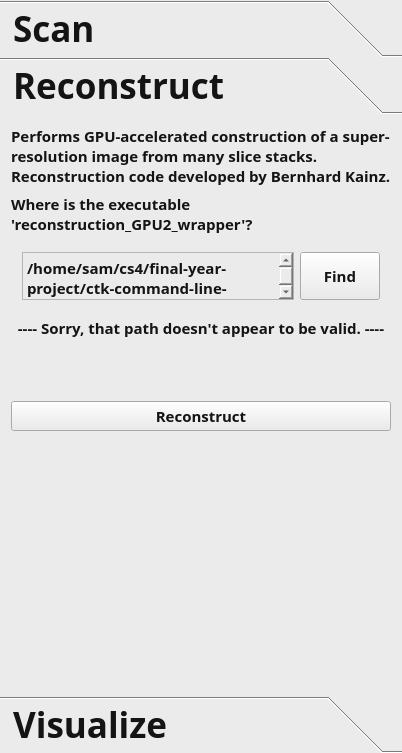
Before: the Qt Designer form Sams_Project/Plugins/com.sam.finalyearproject/src/internal/Sams_ViewControls.ui in bonzo45/Final-Year-Project, drawn with Qt 5.
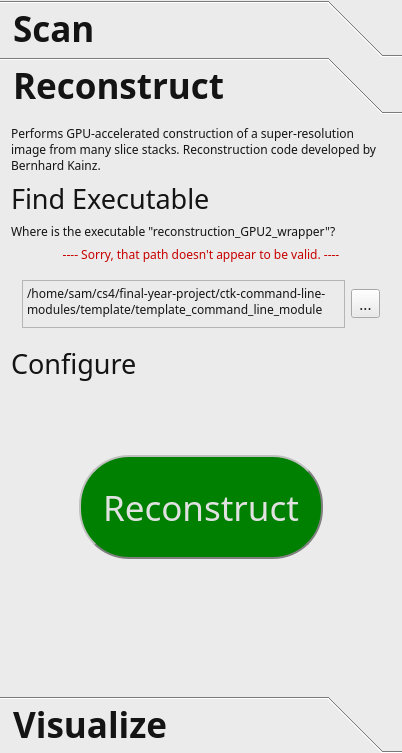
After: the same form once the commit is applied. The open tabs and pages were chosen to show the change. Icons and pictures are not drawn.

Commit message: Second page looking better.

The edit to the form file:
```diff
--- a/Sams_Project/Plugins/com.sam.finalyearproject/src/internal/Sams_ViewControls.ui
+++ b/Sams_Project/Plugins/com.sam.finalyearproject/src/internal/Sams_ViewControls.ui
@@ -671,7 +671,8 @@
        </rect>
       </property>
       <property name="styleSheet">
-       <string notr="true">font-size: 11pt;</string>
+       <string notr="true">font-size: 11pt;
+font-weight: normal;</string>
       </property>
       <attribute name="label">
        <string> Reconstruct</string>
@@ -688,6 +689,9 @@
          <layout class="QVBoxLayout" name="verticalLayout_25">
           <item>
            <widget class="QLabel" name="labelReconstructionDescription">
+            <property name="styleSheet">
+             <string notr="true">font-size: 9pt;</string>
+            </property>
             <property name="text">
              <string>Performs GPU-accelerated construction of a super-resolution image from many slice stacks. Reconstruction code developed by Bernhard Kainz.</string>
             </property>
@@ -710,8 +714,11 @@
           </item>
           <item>
            <widget class="QLabel" name="labelReconstructionExecutableTitle">
+            <property name="styleSheet">
+             <string notr="true">font-size: 20pt;</string>
+            </property>
             <property name="text">
-             <string>Where is the executable 'reconstruction_GPU2_wrapper'?</string>
+             <string>Find Executable</string>
             </property>
             <property name="textFormat">
              <enum>Qt::AutoText</enum>
@@ -730,6 +737,65 @@
             </property>
            </widget>
           </item>
+          <item>
+           <widget class="QLabel" name="labelReconstructionDescription_3">
+            <property name="styleSheet">
+             <string notr="true">font-size: 9pt;</string>
+            </property>
+            <property name="text">
+             <string>Where is the executable &quot;reconstruction_GPU2_wrapper&quot;?</string>
+            </property>
+            <property name="textFormat">
+             <enum>Qt::AutoText</enum>
+            </property>
+            <property name="scaledContents">
+             <bool>false</bool>
+            </property>
+            <property name="alignment">
+             <set>Qt::AlignLeading|Qt::AlignLeft|Qt::AlignVCenter</set>
+            </property>
+            <property name="wordWrap">
+             <bool>true</bool>
+            </property>
+            <property name="textInteractionFlags">
+             <set>Qt::LinksAccessibleByMouse|Qt::TextSelectableByMouse</set>
+            </property>
+           </widget>
+          </item>
+          <item>
+           <widget class="QLabel" name="labelReconstructionExecutableError">
+            <property name="font">
+             <font>
+              <family>Quicksand</family>
+              <pointsize>9</pointsize>
+              <weight>50</weight>
+              <bold>false</bold>
+             </font>
+            </property>
+            <property name="styleSheet">
+             <string notr="true">font-size: 9pt;
+color: rgb(200, 0, 0);</string>
+            </property>
+            <property name="text">
+             <string>---- Sorry, that path doesn't appear to be valid. ----</string>
+            </property>
+            <property name="textFormat">
+             <enum>Qt::AutoText</enum>
+            </property>
+            <property name="scaledContents">
+             <bool>false</bool>
+            </property>
+            <property name="alignment">
+             <set>Qt::AlignCenter</set>
+            </property>
+            <property name="wordWrap">
+             <bool>true</bool>
+            </property>
+            <property name="textInteractionFlags">
+             <set>Qt::LinksAccessibleByMouse|Qt::TextSelectableByMouse</set>
+            </property>
+           </widget>
+          </item>
           <item>
            <widget class="QWidget" name="widget_5" native="true">
             <property name="sizePolicy">
@@ -753,6 +819,9 @@
                  <height>50</height>
                 </size>
                </property>
+               <property name="styleSheet">
+                <string notr="true">font-size: 9pt;</string>
+               </property>
                <property name="lineWrapMode">
                 <enum>QPlainTextEdit::WidgetWidth</enum>
                </property>
@@ -765,21 +834,14 @@
               </widget>
              </item>
              <item>
-              <widget class="QPushButton" name="buttonReconstructGUI">
-               <property name="sizePolicy">
-                <sizepolicy hsizetype="Preferred" vsizetype="Preferred">
-                 <horstretch>0</horstretch>
-                 <verstretch>0</verstretch>
-                </sizepolicy>
-               </property>
-               <property name="maximumSize">
-                <size>
-                 <width>16777215</width>
-                 <height>50</height>
-                </size>
-               </property>
+              <widget class="QToolButton" name="buttonReconstructGUI">
                <property name="text">
-                <string>Find</string>
+                <string>...</string>
+               </property>
+               <property name="icon">
+                <iconset theme="system-search">
+                 <normaloff/>
+                </iconset>
                </property>
               </widget>
              </item>
@@ -787,9 +849,12 @@
            </widget>
           </item>
           <item>
-           <widget class="QLabel" name="labelReconstructionExecutableError">
+           <widget class="QLabel" name="labelReconstructionExecutableTitle_2">
+            <property name="styleSheet">
+             <string notr="true">font-size: 20pt;</string>
+            </property>
             <property name="text">
-             <string>---- Sorry, that path doesn't appear to be valid. ----</string>
+             <string>Configure</string>
             </property>
             <property name="textFormat">
              <enum>Qt::AutoText</enum>
@@ -798,7 +863,7 @@
              <bool>false</bool>
             </property>
             <property name="alignment">
-             <set>Qt::AlignCenter</set>
+             <set>Qt::AlignLeading|Qt::AlignLeft|Qt::AlignVCenter</set>
             </property>
             <property name="wordWrap">
              <bool>true</bool>
@@ -822,13 +887,48 @@
               <height>50</height>
              </size>
             </property>
+            <property name="styleSheet">
+             <string notr="true">ctkCollapsibleGroupBox {
+	font-size: 11pt;
+	font-weight: bold;
+}</string>
+            </property>
            </widget>
           </item>
           <item>
-           <widget class="QPushButton" name="buttonReconstructGo">
-            <property name="text">
-             <string>Reconstruct</string>
-            </property>
+           <widget class="QWidget" name="widget_7" native="true">
+            <layout class="QHBoxLayout" name="horizontalLayout_23">
+             <item>
+              <widget class="QPushButton" name="buttonReconstructGo">
+               <property name="styleSheet">
+                <string notr="true">QPushButton {
+	background-color: rgb(0, 128, 0);
+	color: rgb(225, 225, 225);
+	font-size: 26pt;
+	border: 2px solid rgb(128, 128, 128);
+	max-width: 240px;
+	max-height: 100px;
+	min-width: 240px;
+	min-height: 100px;
+	border-radius: 50px;
+    border-style: outset;
+}
+
+QPushButton:pressed {
+	border-style: inset;
+	color: rgb(200, 200, 200);
+	background-color: rgb(0, 100, 0);
+}
+
+
+</string>
+               </property>
+               <property name="text">
+                <string>Reconstruct</string>
+               </property>
+              </widget>
+             </item>
+            </layout>
            </widget>
           </item>
           <item>
```
Left out of the diff: 5 changed lines with no effect on the pictures.
